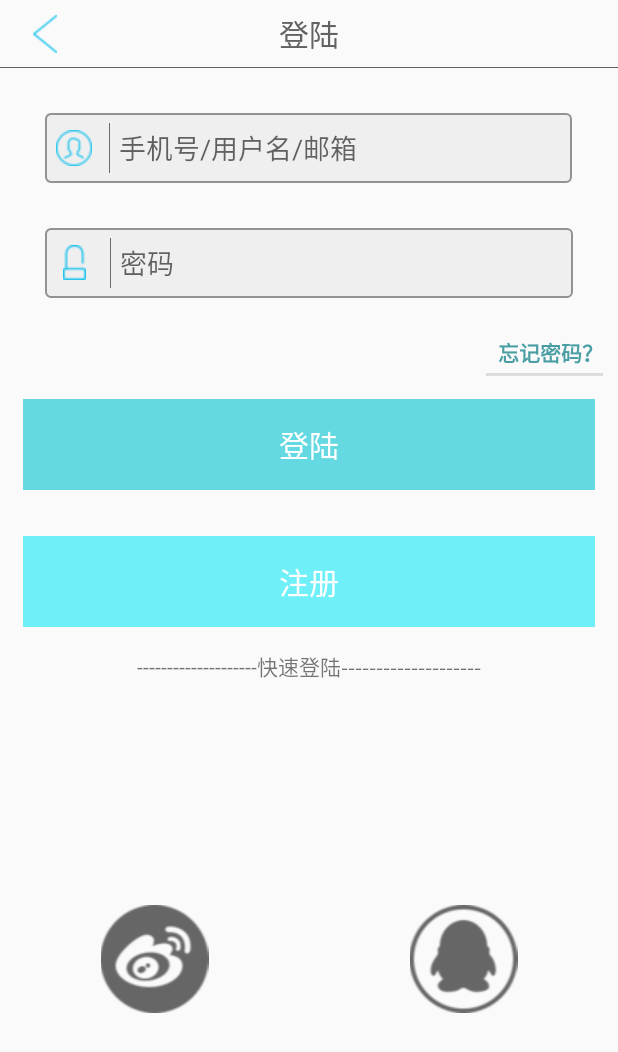
After one commit to rivalnhwc/Mrzz, an Android app: the layout activity_login.xml on its own in the app's theme, with its tools: preview values and no code run, on a phone screen of 412 x 824 dp. The commit adds this screen. Shown: the top 1052 px of the screen. Run offline under Robolectric (Android 15) with nearby library versions, the phone set to English and light mode, and no system bars.

Commit message:
seventh commit

```diff
--- a/app/src/main/AndroidManifest.xml
+++ b/app/src/main/AndroidManifest.xml
@@ -1,24 +1,15 @@
 <?xml version="1.0" encoding="utf-8"?>
 <manifest xmlns:android="http://schemas.android.com/apk/res/android"
-    package="com.freud.mrzz" >
+    package="com.freud.mrzz">
 
     <application
         android:allowBackup="true"
         android:icon="@mipmap/ic_launcher"
         android:label="@string/app_name"
-        android:theme="@style/AppTheme" >
+        android:theme="@style/AppTheme">
         <activity
             android:name=".atys.MainActivity"
-            android:label="@string/app_name" >
-
-        </activity>
-        <activity
-            android:name=".atys.TopicActivity"
-            android:label="@string/app_name" >
-        </activity>
-        <activity
-            android:name=".atys.TestActivity"
-            android:label="@string/title_activity_test"
+            android:label="@string/app_name"
             android:theme="@style/Theme.AppCompat.Light.NoActionBar">
             <intent-filter>
                 <action android:name="android.intent.action.MAIN" />
@@ -27,8 +18,33 @@
             </intent-filter>
         </activity>
         <activity
+            android:name=".atys.TopicActivity"
+            android:label="@string/app_name"
+            android:theme="@style/Theme.AppCompat.Light.NoActionBar">
+
+        </activity>
+        <activity
+            android:name=".atys.LoginActivity"
+            android:label="@string/app_name"
+            android:theme="@style/Theme.AppCompat.Light.NoActionBar">
+
+        </activity>
+        <activity
+            android:name=".atys.RegisterActivity"
+            android:label="@string/app_name"
+            android:theme="@style/Theme.AppCompat.Light.NoActionBar">
+
+        </activity>
+        <activity
+            android:name=".atys.TestActivity"
+            android:label="@string/title_activity_test"
+            android:theme="@style/Theme.AppCompat.Light.NoActionBar">
+
+        </activity>
+        <activity
             android:name=".atys.PersonalActivity"
-            android:label="@string/app_name">
+            android:label="@string/app_name"
+            android:theme="@style/Theme.AppCompat.Light.NoActionBar">
 
         </activity>
     </application>
--- /dev/null
+++ b/app/src/main/java/com/freud/mrzz/atys/LoginActivity.java
@@ -0,0 +1,9 @@
+package com.freud.mrzz.atys;
+
+import android.app.Activity;
+
+/**
+ * Created by rival on 2015/4/6.
+ */
+public class LoginActivity extends Activity {
+}
--- a/app/src/main/java/com/freud/mrzz/atys/PersonalActivity.java
+++ b/app/src/main/java/com/freud/mrzz/atys/PersonalActivity.java
@@ -13,5 +13,6 @@ public class PersonalActivity extends Activity{
     protected void onCreate(Bundle savedInstanceState) {
         super.onCreate(savedInstanceState);
         setContentView(R.layout.activity_persional);
+
     }
 }
--- /dev/null
+++ b/app/src/main/java/com/freud/mrzz/atys/RegisterActivity.java
@@ -0,0 +1,9 @@
+package com.freud.mrzz.atys;
+
+import android.app.Activity;
+
+/**
+ * Created by rival on 2015/4/6.
+ */
+public class RegisterActivity extends Activity{
+}
--- /dev/null
+++ b/app/src/main/res/drawable/login_reg_border.xml
@@ -0,0 +1,21 @@
+<?xml version="1.0" encoding="utf-8"?>
+<shape xmlns:android="http://schemas.android.com/apk/res/android">
+    <solid android:color="#e0eeeeee" />
+
+    <stroke
+        android:width="1dp"
+        android:color="#ff929292" />
+
+
+    <padding
+        android:bottom="1dp"
+        android:left="2dp"
+        android:right="2dp"
+        android:top="1dp" />
+
+    <corners
+        android:bottomLeftRadius="3dp"
+        android:bottomRightRadius="3dp"
+        android:topLeftRadius="3dp"
+        android:topRightRadius="3dp" />
+</shape>
--- /dev/null
+++ b/app/src/main/res/layout/activity_login.xml
@@ -0,0 +1,156 @@
+<?xml version="1.0" encoding="utf-8"?>
+<LinearLayout xmlns:android="http://schemas.android.com/apk/res/android"
+    android:layout_width="match_parent"
+    android:layout_height="match_parent"
+    android:orientation="vertical">
+
+    <RelativeLayout
+        android:layout_width="fill_parent"
+        android:layout_height="45dp">
+
+        <ImageView
+            android:layout_width="40dp"
+            android:layout_height="40dp"
+            android:layout_alignParentLeft="true"
+            android:layout_margin="10dp"
+            android:src="@drawable/back_big_loginaty" />
+
+        <TextView
+            android:layout_width="wrap_content"
+            android:layout_height="wrap_content"
+            android:layout_centerInParent="true"
+            android:text="登陆"
+            android:textColor="#ff626262"
+            android:textSize="20sp" />
+
+        <ImageView
+            android:layout_width="fill_parent"
+            android:layout_height="1px"
+            android:layout_alignParentBottom="true"
+            android:src="#ff606060" />
+    </RelativeLayout>
+    s
+
+    <LinearLayout
+        android:layout_width="fill_parent"
+        android:layout_height="fill_parent"
+        android:orientation="vertical">
+
+        <LinearLayout
+            android:layout_width="wrap_content"
+            android:layout_height="wrap_content"
+            android:layout_gravity="center_horizontal"
+            android:layout_marginTop="30dp"
+            android:background="@drawable/login_reg_border"
+            android:orientation="horizontal">
+
+            <ImageView
+                android:layout_width="wrap_content"
+                android:layout_height="wrap_content"
+                android:layout_gravity="center"
+                android:paddingLeft="5dp"
+                android:paddingRight="5dp"
+                android:src="@drawable/image_user_loginaty" />
+
+            <ImageView
+                android:layout_width="1px"
+                android:layout_height="match_parent"
+                android:layout_margin="6dp"
+                android:src="#ff6a6a6a" />
+
+            <EditText
+                android:id="@+id/id_et_user_loginaty"
+                android:layout_width="300dp"
+                android:layout_height="45dp"
+                android:background="@null"
+                android:hint="手机号/用户名/邮箱" />
+        </LinearLayout>
+
+        <LinearLayout
+            android:layout_width="wrap_content"
+            android:layout_height="wrap_content"
+            android:layout_gravity="center_horizontal"
+            android:layout_marginTop="30dp"
+            android:background="@drawable/login_reg_border"
+            android:orientation="horizontal">
+
+            <ImageView
+                android:layout_width="wrap_content"
+                android:layout_height="wrap_content"
+                android:layout_gravity="center"
+                android:paddingLeft="10dp"
+                android:paddingRight="10dp"
+                android:src="@drawable/image_password_loginaty" />
+
+            <ImageView
+                android:layout_width="1px"
+                android:layout_height="match_parent"
+                android:layout_margin="6dp"
+                android:src="#ff6a6a6a" />
+
+            <EditText
+                android:id="@+id/id_et_password_loginaty"
+                android:layout_width="300dp"
+                android:layout_height="45dp"
+                android:background="@null"
+                android:hint="密码" />
+        </LinearLayout>
+
+        <TextView
+            android:id="@+id/id_tv_fogetpassword_loginaty"
+            style="?android:attr/listSeparatorTextViewStyle"
+            android:layout_width="wrap_content"
+            android:layout_height="wrap_content"
+            android:layout_gravity="right"
+            android:layout_marginRight="10dp"
+            android:layout_marginTop="20dp"
+            android:text="忘记密码？"
+            android:textColor="#ff499ea4" />
+        <TextView
+            android:gravity="center"
+            android:textColor="#FFFFFF"
+            android:textSize="20sp"
+            android:background="#ff64d9e1"
+            android:layout_margin="15dp"
+            android:text="登陆"
+            android:padding="15dp"
+            android:layout_width="match_parent"
+            android:layout_height="wrap_content" />
+        <TextView
+            android:gravity="center"
+            android:textColor="#FFFFFF"
+            android:textSize="20sp"
+            android:background="#ff6ff0f9"
+            android:layout_margin="15dp"
+            android:text="注册"
+            android:padding="15dp"
+            android:layout_width="match_parent"
+            android:layout_height="wrap_content" />
+        <TextView
+            android:layout_gravity="center"
+            android:text="--------------------快速登陆--------------------"
+            android:layout_width="wrap_content"
+            android:layout_height="wrap_content" />
+        <LinearLayout
+            android:orientation="horizontal"
+            android:layout_width="match_parent"
+            android:layout_height="match_parent">
+            <ImageView
+                android:id="@+id/iv_weibo_loginaty"
+                android:layout_gravity="center"
+                android:src="@drawable/image_weibo_loginaty"
+                android:layout_width="0dp"
+                android:layout_weight="1"
+                android:layout_height="wrap_content" />
+            <ImageView
+                android:id="@+id/iv_qq_loginaty"
+                android:layout_gravity="center"
+                android:src="@drawable/image_qq_loginaty"
+                android:layout_width="0dp"
+                android:layout_weight="1"
+                android:layout_height="wrap_content" />
+        </LinearLayout>
+    </LinearLayout>
+
+
+</LinearLayout>
--- a/app/src/main/res/layout/activity_persional.xml
+++ b/app/src/main/res/layout/activity_persional.xml
@@ -40,7 +40,7 @@
             android:layout_gravity="center"
             android:layout_width="wrap_content"
             android:layout_height="wrap_content"
-            android:background="@drawable/bg_test" />
+            android:background="@drawable/bg_test_personaty" />
 
         <com.freud.mrzz.views.CircleImageView
             android:layout_width="100dp"
--- /dev/null
+++ b/app/src/main/res/layout/activity_register.xml
@@ -0,0 +1,6 @@
+<?xml version="1.0" encoding="utf-8"?>
+<LinearLayout xmlns:android="http://schemas.android.com/apk/res/android"
+    android:orientation="vertical" android:layout_width="match_parent"
+    android:layout_height="match_parent">
+
+</LinearLayout>
--- a/app/src/main/res/layout/fragment_index_mainaty.xml
+++ b/app/src/main/res/layout/fragment_index_mainaty.xml
@@ -31,12 +31,7 @@
             android:src="@drawable/index_right_mainaty" />
 
     </RelativeLayout>
-    <com.freud.mrzz.views.CircleImageView
-        android:layout_marginTop="40dp"
-        android:layout_gravity="center"
-        android:layout_width="200dp"
-        android:layout_height="200dp"
-        android:src="@drawable/tx_test"/>
+
 
 
 </LinearLayout>
```
Also changed, not shown: app/src/main/res/drawable/back_big_loginaty.png (added), app/src/main/res/drawable/bg_test_personaty.jpg (renamed from app/src/main/res/drawable/bg_test.jpg), app/src/main/res/drawable/image_password_loginaty.png (added), app/src/main/res/drawable/image_qq_loginaty.png (added), app/src/main/res/drawable/image_user_loginaty.png (added), app/src/main/res/drawable/image_weibo_loginaty.png (added), 1 other file.
